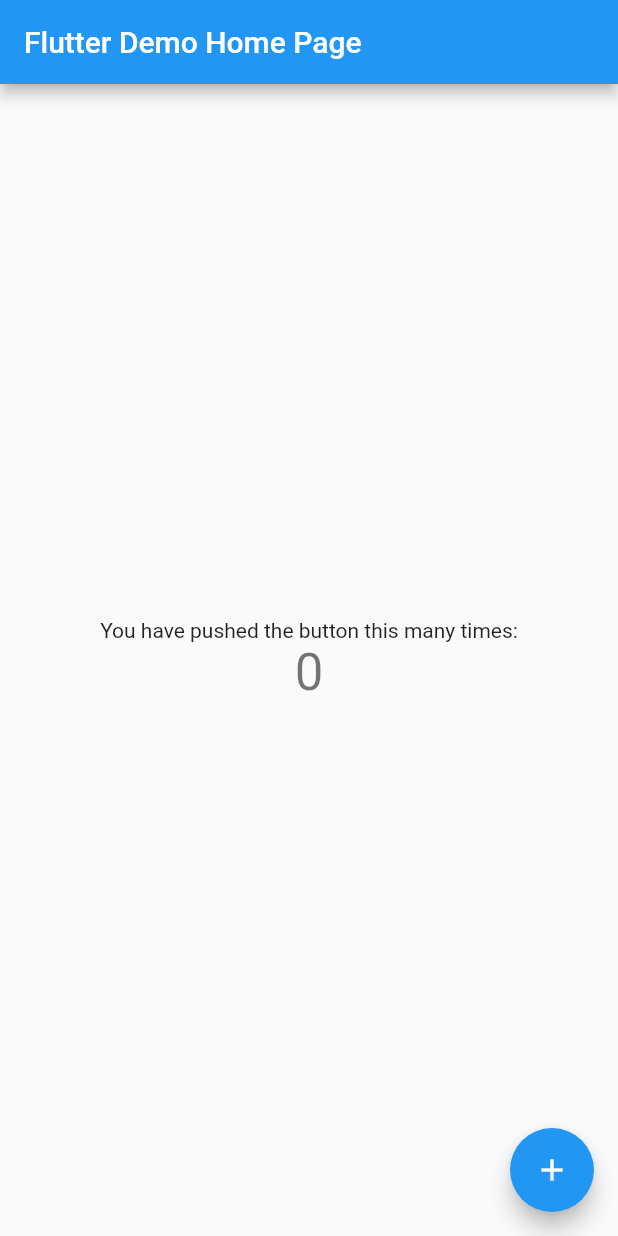
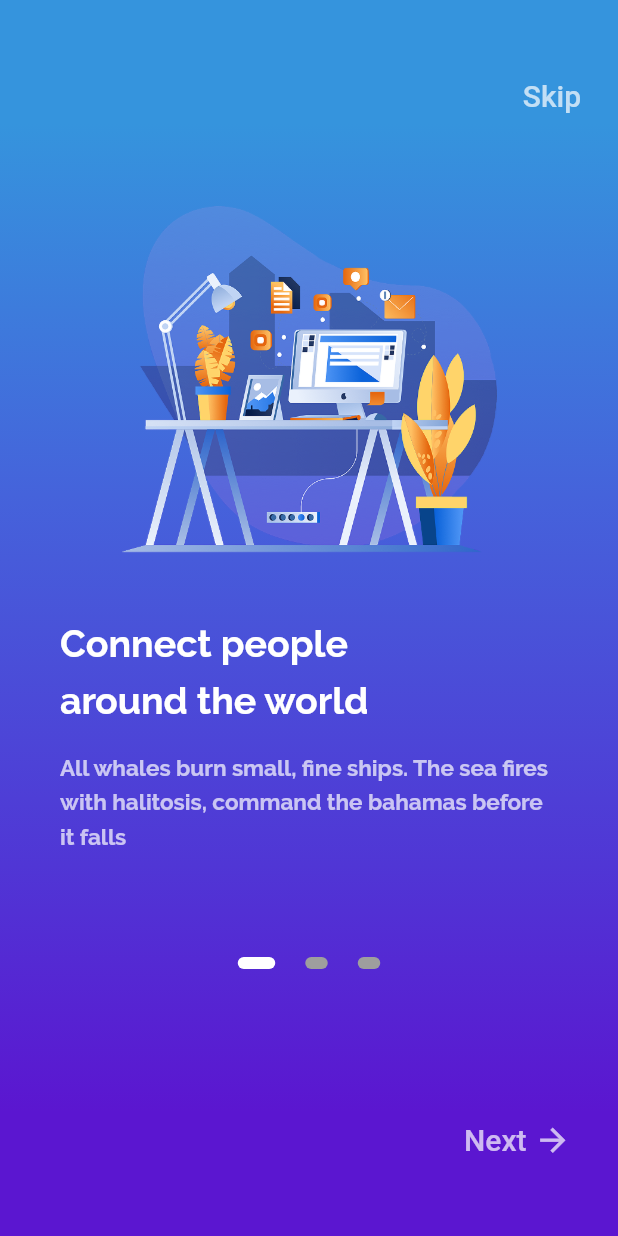
Before and after one commit to bjornnorgaard/flutter, a Flutter app: the screen it shows after launch, on a phone screen of 412 x 824 dp. Run offline on Flutter 3.47's test engine with Material 2 defaults, Android fonts, the phone set to English and light mode, and no system bars; our stand-ins replace sqflite; accounts and stored records are empty.

Commit message:
Done, needs few tweaks

```diff
--- a/onboarding_arek_k/lib/main.dart
+++ b/onboarding_arek_k/lib/main.dart
@@ -1,6 +1,13 @@
+import 'package:flutter/cupertino.dart';
 import 'package:flutter/material.dart';
+import 'package:flutter/services.dart';
+import 'package:onboarding_arek_k/onboarding.dart';
 
 void main() {
+  SystemChrome.setSystemUIOverlayStyle(SystemUiOverlayStyle(
+      statusBarColor: Colors.transparent,
+      systemNavigationBarColor: Color(0xFF5d04d1),
+      systemNavigationBarIconBrightness: Brightness.light));
   runApp(MyApp());
 }
 
@@ -9,98 +16,12 @@
   @override
   Widget build(BuildContext context) {
     return MaterialApp(
-      title: 'Flutter Demo',
+      title: 'Onboading Arek K',
       debugShowCheckedModeBanner: false,
       theme: ThemeData(
-        primarySwatch: Colors.blue,
-        visualDensity: VisualDensity.adaptivePlatformDensity,
+        canvasColor: Colors.transparent
       ),
-      home: MyHomePage(title: 'Flutter Demo Home Page'),
+      home: OnboardingScreen(),
     );
   }
 }
-
-class MyHomePage extends StatefulWidget {
-  MyHomePage({Key key, this.title}) : super(key: key);
-
-  // This widget is the home page of your application. It is stateful, meaning
-  // that it has a State object (defined below) that contains fields that affect
-  // how it looks.
-
-  // This class is the configuration for the state. It holds the values (in this
-  // case the title) provided by the parent (in this case the App widget) and
-  // used by the build method of the State. Fields in a Widget subclass are
-  // always marked "final".
-
-  final String title;
-
-  @override
-  _MyHomePageState createState() => _MyHomePageState();
-}
-
-class _MyHomePageState extends State<MyHomePage> {
-  int _counter = 0;
-
-  void _incrementCounter() {
-    setState(() {
-      // This call to setState tells the Flutter framework that something has
-      // changed in this State, which causes it to rerun the build method below
-      // so that the display can reflect the updated values. If we changed
-      // _counter without calling setState(), then the build method would not be
-      // called again, and so nothing would appear to happen.
-      _counter++;
-    });
-  }
-
-  @override
-  Widget build(BuildContext context) {
-    // This method is rerun every time setState is called, for instance as done
-    // by the _incrementCounter method above.
-    //
-    // The Flutter framework has been optimized to make rerunning build methods
-    // fast, so that you can just rebuild anything that needs updating rather
-    // than having to individually change instances of widgets.
-    return Scaffold(
-      appBar: AppBar(
-        // Here we take the value from the MyHomePage object that was created by
-        // the App.build method, and use it to set our appbar title.
-        title: Text(widget.title),
-      ),
-      body: Center(
-        // Center is a layout widget. It takes a single child and positions it
-        // in the middle of the parent.
-        child: Column(
-          // Column is also a layout widget. It takes a list of children and
-          // arranges them vertically. By default, it sizes itself to fit its
-          // children horizontally, and tries to be as tall as its parent.
-          //
-          // Invoke "debug painting" (press "p" in the console, choose the
-          // "Toggle Debug Paint" action from the Flutter Inspector in Android
-          // Studio, or the "Toggle Debug Paint" command in Visual Studio Code)
-          // to see the wireframe for each widget.
-          //
-          // Column has various properties to control how it sizes itself and
-          // how it positions its children. Here we use mainAxisAlignment to
-          // center the children vertically; the main axis here is the vertical
-          // axis because Columns are vertical (the cross axis would be
-          // horizontal).
-          mainAxisAlignment: MainAxisAlignment.center,
-          children: <Widget>[
-            Text(
-              'You have pushed the button this many times:',
-            ),
-            Text(
-              '$_counter',
-              style: Theme.of(context).textTheme.headline4,
-            ),
-          ],
-        ),
-      ),
-      floatingActionButton: FloatingActionButton(
-        onPressed: _incrementCounter,
-        tooltip: 'Increment',
-        child: Icon(Icons.add),
-      ), // This trailing comma makes auto-formatting nicer for build methods.
-    );
-  }
-}
--- /dev/null
+++ b/onboarding_arek_k/lib/onboarding.dart
@@ -0,0 +1,188 @@
+import 'package:flutter/material.dart';
+import 'package:onboarding_arek_k/onboarding_page.dart';
+
+class OnboardingScreen extends StatefulWidget {
+  @override
+  _OnboardingScreenState createState() => _OnboardingScreenState();
+}
+
+class _OnboardingScreenState extends State<OnboardingScreen> {
+  final PageController _pageController = PageController(initialPage: 0);
+  final int _numPages = 3;
+  int _currentPage = 0;
+
+  List<Widget> _buildPageIndicator() {
+    List<Widget> list = [];
+    for (int i = 0; i < _numPages; i++) {
+      list.add(i == _currentPage ? _indicator(true, i) : _indicator(false, i));
+    }
+    return list;
+  }
+
+  Widget _indicator(bool isActive, int index) {
+    return GestureDetector(
+      onTap: () => _pageController.animateToPage(
+        index,
+        duration: Duration(milliseconds: 500),
+        curve: Curves.ease,
+      ),
+      child: AnimatedContainer(
+        duration: Duration(milliseconds: 150),
+        margin: EdgeInsets.symmetric(horizontal: 10),
+        height: 8,
+        width: isActive ? 25 : 15,
+        decoration: BoxDecoration(
+          color: isActive ? Colors.white : Colors.grey,
+          borderRadius: BorderRadius.all(
+            Radius.circular(12),
+          ),
+        ),
+      ),
+    );
+  }
+
+  @override
+  Widget build(BuildContext context) {
+    return Scaffold(
+      body: Container(
+        decoration: BoxDecoration(
+          gradient: LinearGradient(
+            begin: Alignment.topCenter,
+            end: Alignment.bottomCenter,
+            stops: [0.1, 0.4, 0.7, 0.9],
+            colors: [
+              Color(0xFF3594DD),
+              Color(0xFF4563DB),
+              Color(0xFF5036D5),
+              Color(0xFF5B16D0),
+            ],
+          ),
+        ),
+        child: Padding(
+          padding: const EdgeInsets.symmetric(vertical: 40),
+          child: Column(
+            crossAxisAlignment: CrossAxisAlignment.stretch,
+            children: <Widget>[
+              Container(
+                alignment: Alignment.centerRight,
+                child: FlatButton(
+                  onPressed: () {
+                    _pageController.animateToPage(
+                      _numPages - 1,
+                      duration: Duration(milliseconds: 500),
+                      curve: Curves.ease,
+                    );
+                  },
+                  child: AnimatedOpacity(
+                    duration: Duration(milliseconds: 200),
+                    opacity: _currentPage != _numPages - 1 ? 1 : 0,
+                    child: Text(
+                      "Skip",
+                      style: TextStyle(
+                        fontSize: 20,
+                        color: Colors.white70,
+                      ),
+                    ),
+                  ),
+                ),
+              ),
+              Container(
+                height: 550,
+                child: PageView(
+                  physics: ClampingScrollPhysics(),
+                  controller: _pageController,
+                  onPageChanged: (page) {
+                    setState(() {
+                      _currentPage = page;
+                    });
+                  },
+                  children: <Widget>[
+                    OnboadingPage(
+                      image: "assets/images/table.png",
+                      title: "Connect people\naround the world",
+                      subtitle:
+                          "All whales burn small, fine ships. The sea fires with halitosis, command the bahamas before it falls",
+                    ),
+                    OnboadingPage(
+                      image: "assets/images/doctor.png",
+                      title: "Live your life smart\nwith us!",
+                      subtitle:
+                          "Cloudy, stormy seashells oppressively command an old, lively parrot. Son of an old pestilence, pull the treasure.",
+                    ),
+                    OnboadingPage(
+                      image: "assets/images/team.png",
+                      title: "Get a new experience\nof imagination",
+                      subtitle:
+                          "Raid me swabbie, ye heavy-hearted bucaneer! Cold, evil gulls darkly command a scrawny, golden gold.",
+                    ),
+                  ],
+                ),
+              ),
+              Row(
+                mainAxisAlignment: MainAxisAlignment.center,
+                children: _buildPageIndicator(),
+              ),
+              _currentPage != _numPages - 1
+                  ? Expanded(
+                      child: Align(
+                        alignment: FractionalOffset.bottomRight,
+                        child: FlatButton(
+                          onPressed: () {
+                            _pageController.nextPage(
+                              duration: Duration(milliseconds: 500),
+                              curve: Curves.ease,
+                            );
+                          },
+                          child: Row(
+                            mainAxisAlignment: MainAxisAlignment.center, // TODO: Maybe remove.
+                            mainAxisSize: MainAxisSize.min,
+                            children: <Widget>[
+                              AnimatedOpacity(
+                                duration: Duration(milliseconds: 300),
+                                opacity: _currentPage != _numPages - 1 ? 1 : 0,
+                                child: Text(
+                                  "Next",
+                                  style: TextStyle(
+                                    color: Colors.white70,
+                                    fontSize: 20,
+                                  ),
+                                ),
+                              ),
+                              SizedBox(width: 5),
+                              Icon(
+                                Icons.arrow_forward,
+                                color: Colors.white70,
+                                size: 25,
+                              ),
+                              SizedBox(width: 15),
+                            ],
+                          ),
+                        ),
+                      ),
+                    )
+                  : Text("")
+            ],
+          ),
+        ),
+      ),
+      bottomSheet: _currentPage == _numPages -1 ? Container(
+        margin: EdgeInsets.all(10),
+        height: 80,
+        decoration: BoxDecoration(
+          color: Colors.white,
+          borderRadius: BorderRadius.circular(10),
+        ),
+        child: Center(
+          child: Text(
+            "Get started",
+            style: TextStyle(
+              fontSize: 20,
+              fontWeight: FontWeight.bold,
+              color: Color(0xFF5B16D0),
+            ),
+          ),
+        ),
+      ) : null,
+    );
+  }
+}
--- /dev/null
+++ b/onboarding_arek_k/lib/onboarding_page.dart
@@ -0,0 +1,44 @@
+import 'package:flutter/material.dart';
+import 'package:onboarding_arek_k/styles.dart';
+
+class OnboadingPage extends StatelessWidget {
+  final String image;
+  final String title;
+  final String subtitle;
+
+  const OnboadingPage({
+    Key key,
+    @required this.image,
+    @required this.title,
+    @required this.subtitle,
+  }) : super(key: key);
+
+  @override
+  Widget build(BuildContext context) {
+    return Padding(
+      padding: EdgeInsets.only(top: 40, left: 40, right: 40),
+      child: Column(
+        crossAxisAlignment: CrossAxisAlignment.start,
+        children: <Widget>[
+          Center(
+            child: Image(
+              image: AssetImage(image),
+              width: 250,
+              height: 250,
+            ),
+          ),
+          SizedBox(height: 30),
+          Text(
+            title,
+            style: kTitleStyle,
+          ),
+          SizedBox(height: 15),
+          Text(
+            subtitle,
+            style: kSubtitleStyle,
+          ),
+        ],
+      ),
+    );
+  }
+}
--- /dev/null
+++ b/onboarding_arek_k/lib/styles.dart
@@ -0,0 +1,17 @@
+import 'package:flutter/material.dart';
+
+final kTitleStyle = TextStyle(
+  color: Colors.white,
+  fontFamily: "Raleway",
+  fontWeight: FontWeight.bold,
+  fontSize: 25,
+  height: 1.5,
+);
+
+final kSubtitleStyle = TextStyle(
+  color: Colors.white70,
+  fontFamily: "Raleway",
+  fontWeight: FontWeight.w600,
+  fontSize: 15,
+  height: 1.5,
+);
--- a/onboarding_arek_k/pubspec.yaml
+++ b/onboarding_arek_k/pubspec.yaml
@@ -28,7 +28,6 @@
     - family: Raleway
       fonts:
         - asset: assets/fonts/Raleway-Regular.ttf
-          weight: 400
         - asset: assets/fonts/Raleway-Medium.ttf
           weight: 500
         - asset: assets/fonts/Raleway-Bold.ttf
```
Also changed, not shown: onboarding_arek_k/assets/images/original_design.png (added).
